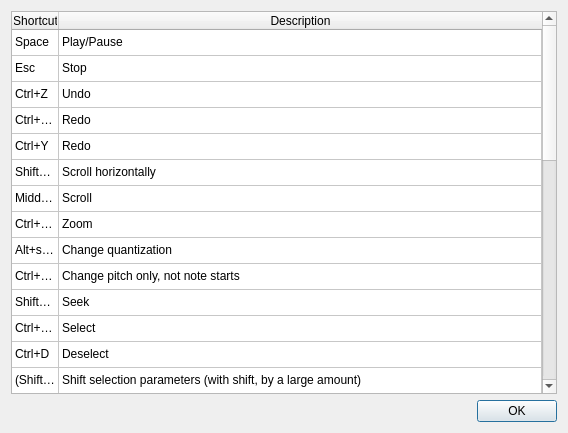
Qt form src/editor/ShortcutsDialog.ui (yuxshao/ptcollab) before a commit.
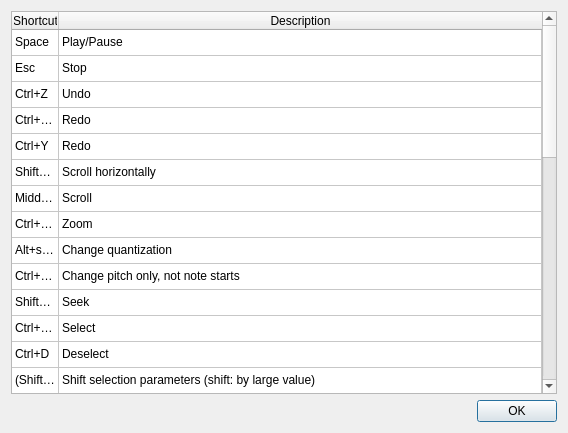
The same form after that commit.

Commit message: less janky copy / paste and shift when selection starts in middle of note

Diff of the .ui file:
```diff
--- a/src/editor/ShortcutsDialog.ui
+++ b/src/editor/ShortcutsDialog.ui
@@ -115,6 +115,11 @@
        <string>New Row</string>
       </property>
      </row>
+     <row>
+      <property name="text">
+       <string>New Row</string>
+      </property>
+     </row>
      <row>
       <property name="text">
        <string/>
@@ -357,7 +362,7 @@
      </item>
      <item row="13" column="1">
       <property name="text">
-       <string>Shift selection parameters (with shift, by a large amount)</string>
+       <string>Shift selection parameters (shift: by large value)</string>
       </property>
      </item>
      <item row="14" column="0">
@@ -367,195 +372,205 @@
      </item>
      <item row="14" column="1">
       <property name="text">
-       <string>Transpose (with shift, by an octave)</string>
+       <string>Transpose (shift: by octave)</string>
       </property>
      </item>
      <item row="15" column="0">
       <property name="text">
-       <string>W/S/PgUp/PgDn</string>
+       <string>Ctrl+(shift)+left/right</string>
       </property>
      </item>
      <item row="15" column="1">
       <property name="text">
-       <string>Cycle unit</string>
+       <string>Move selection by grid snap (shift: by measure)</string>
       </property>
      </item>
      <item row="16" column="0">
       <property name="text">
-       <string>Shift+W/S/PgUp/PgDn</string>
+       <string>W/S/PgUp/PgDn</string>
       </property>
      </item>
      <item row="16" column="1">
       <property name="text">
-       <string>Cycle unit among selected units</string>
+       <string>Cycle unit</string>
       </property>
      </item>
      <item row="17" column="0">
       <property name="text">
-       <string>1..9</string>
+       <string>Shift+W/S/PgUp/PgDn</string>
       </property>
      </item>
      <item row="17" column="1">
       <property name="text">
-       <string>Jump to unit directly</string>
+       <string>Cycle unit among selected units</string>
       </property>
      </item>
      <item row="18" column="0">
       <property name="text">
-       <string>E/D</string>
+       <string>1..9</string>
       </property>
      </item>
      <item row="18" column="1">
       <property name="text">
-       <string>Cycle parameter</string>
+       <string>Jump to unit directly</string>
       </property>
      </item>
      <item row="19" column="0">
       <property name="text">
-       <string>F</string>
+       <string>E/D</string>
       </property>
      </item>
      <item row="19" column="1">
       <property name="text">
-       <string>Follow playhead</string>
+       <string>Cycle parameter</string>
       </property>
      </item>
      <item row="20" column="0">
       <property name="text">
-       <string>F1..F4</string>
+       <string>F</string>
       </property>
      </item>
      <item row="20" column="1">
       <property name="text">
-       <string>Switch tabs</string>
+       <string>Follow playhead</string>
       </property>
      </item>
      <item row="21" column="0">
       <property name="text">
-       <string>C</string>
+       <string>F1..F4</string>
       </property>
      </item>
      <item row="21" column="1">
       <property name="text">
-       <string>Toggle if a parameter is copied</string>
+       <string>Switch tabs</string>
       </property>
      </item>
      <item row="22" column="0">
       <property name="text">
-       <string>Shift+D</string>
+       <string>C</string>
       </property>
      </item>
      <item row="22" column="1">
       <property name="text">
-       <string>Toggle dark piano roll</string>
+       <string>Toggle if a parameter is copied</string>
       </property>
      </item>
      <item row="23" column="0">
       <property name="text">
-       <string>M</string>
+       <string>Shift+D</string>
       </property>
      </item>
      <item row="23" column="1">
       <property name="text">
-       <string>Toggle mute</string>
+       <string>Toggle dark piano roll</string>
       </property>
      </item>
      <item row="24" column="0">
       <property name="text">
-       <string>Shift+M</string>
+       <string>M</string>
       </property>
      </item>
      <item row="24" column="1">
       <property name="text">
-       <string>Cycle solo (between current unit, selected units, all)</string>
+       <string>Toggle mute</string>
       </property>
      </item>
      <item row="25" column="0">
       <property name="text">
-       <string>J,L</string>
+       <string>Shift+M</string>
       </property>
      </item>
      <item row="25" column="1">
       <property name="text">
-       <string>Step forward / back (useful for MIDI input)</string>
+       <string>Cycle solo (between current unit, selected units, all)</string>
       </property>
      </item>
      <item row="26" column="0">
       <property name="text">
-       <string>Ctrl+L</string>
+       <string>J,L</string>
       </property>
      </item>
      <item row="26" column="1">
       <property name="text">
-       <string>Toggle auto-step forward on note input</string>
+       <string>Step forward / back (useful for MIDI input)</string>
       </property>
      </item>
      <item row="27" column="0">
       <property name="text">
-       <string>I,K</string>
+       <string>Ctrl+L</string>
       </property>
      </item>
      <item row="27" column="1">
       <property name="text">
-       <string>Increase / decrease step size (useful for MIDI)</string>
+       <string>Toggle auto-step forward on note input</string>
       </property>
      </item>
      <item row="28" column="0">
       <property name="text">
-       <string>Alt+Q</string>
+       <string>I,K</string>
       </property>
      </item>
      <item row="28" column="1">
       <property name="text">
-       <string>Quantize selection (useful for MIDI)</string>
+       <string>Increase / decrease step size (useful for MIDI)</string>
       </property>
      </item>
      <item row="29" column="0">
       <property name="text">
-       <string>Ctrl+Shift+C</string>
+       <string>Alt+Q</string>
       </property>
      </item>
      <item row="29" column="1">
       <property name="text">
-       <string>Toggle copy options dialog</string>
+       <string>Quantize selection (useful for MIDI)</string>
       </property>
      </item>
      <item row="30" column="0">
       <property name="text">
-       <string>Ctrl+Shift+(A/D)</string>
+       <string>Ctrl+Shift+C</string>
       </property>
      </item>
      <item row="30" column="1">
       <property name="text">
-       <string>(De)select all units</string>
+       <string>Toggle copy options dialog</string>
       </property>
      </item>
      <item row="31" column="0">
       <property name="text">
-       <string>Ctrl+P</string>
+       <string>Ctrl+Shift+(A/D)</string>
       </property>
      </item>
      <item row="31" column="1">
       <property name="text">
-       <string>Toggle preview with all units</string>
+       <string>(De)select all units</string>
       </property>
      </item>
      <item row="32" column="0">
       <property name="text">
-       <string>Alt+(Shift)+(Left/Right)</string>
+       <string>Ctrl+P</string>
       </property>
      </item>
      <item row="32" column="1">
       <property name="text">
-       <string>Tweak selection</string>
+       <string>Toggle preview with all units</string>
       </property>
      </item>
      <item row="33" column="0">
       <property name="text">
-       <string>(Shift)+N</string>
+       <string>Alt+(Shift)+(Left/Right)</string>
       </property>
      </item>
      <item row="33" column="1">
+      <property name="text">
+       <string>Tweak selection</string>
+      </property>
+     </item>
+     <item row="34" column="0">
+      <property name="text">
+       <string>(Shift)+N</string>
+      </property>
+     </item>
+     <item row="34" column="1">
       <property name="text">
        <string>New voice (unit)</string>
       </property>
```
The commit also changes 2 other files.
